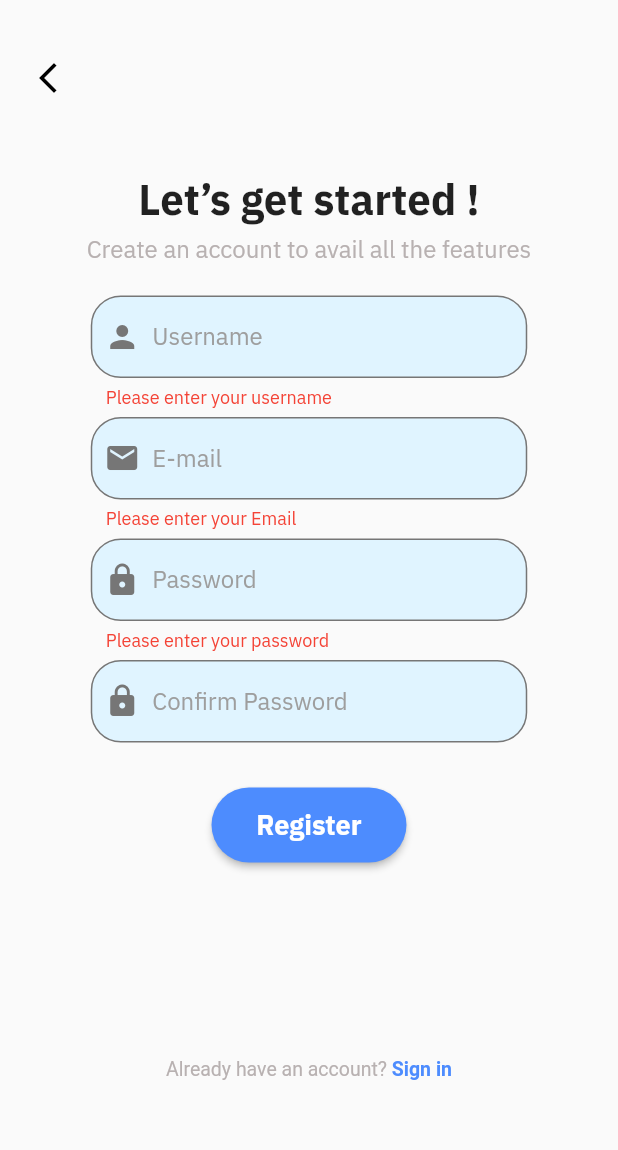
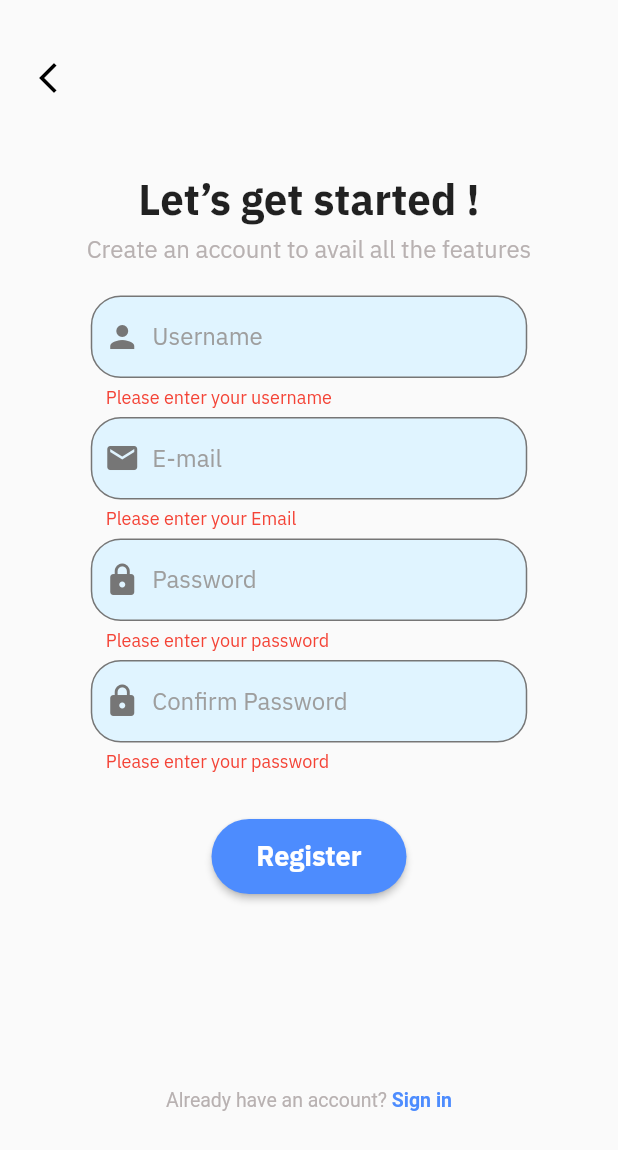
Before and after one commit to ppinng/warnalertwithme, a Flutter app: the RegisterPage screen opened directly, after a tap on "Register", on a phone screen of 412 x 824 dp. Shown: the top 1150 px of the screen. Run offline on Flutter 3.47's test engine with Material 2 defaults, Android fonts, the phone set to English and light mode, and no system bars; our stand-ins replace file_picker, firebase_core, firebase_storage, font_awesome_flutter, google_maps_flutter, location and 2 more; accounts and stored records are empty; network calls fail; project files that could hold a hidden picture were left out.

Commit message:
[ADD] Reset password and change register

```diff
--- a/lib/page/register.dart
+++ b/lib/page/register.dart
@@ -19,9 +19,8 @@ class _RegisterPageState extends State<RegisterPage> {
   final TextEditingController _emailController = TextEditingController();
   final TextEditingController _passController = TextEditingController();
 
-  final String _errorMessage = '';
   bool _isNotValidate = false;
-  void _registerUser() async {
+  void registerUser() async {
     if (_emailController.text.isNotEmpty &&
         _usernameController.text.isNotEmpty &&
         _passController.text.isNotEmpty) {
@@ -221,6 +220,7 @@ class _RegisterPageState extends State<RegisterPage> {
                             ),
                             Expanded(
                               child: TextField(
+                                obscureText: true,
                                 controller: _passController,
                                 decoration: customInputDecoration.copyWith(
                                   hintText: 'Password',
@@ -243,7 +243,10 @@ class _RegisterPageState extends State<RegisterPage> {
                 ),
                 Padding(
                   padding: const EdgeInsets.only(top: 5, bottom: 30),
-                  child: Container(
+                  child: Column(
+                    crossAxisAlignment: CrossAxisAlignment.start,
+                    children: [
+                      Container(
                         width: 291,
                         height: 55,
                         decoration: blueBoxDecoration,
@@ -267,11 +270,16 @@ class _RegisterPageState extends State<RegisterPage> {
                           ],
                         ),
                       ),
+                      Padding(
+                        padding: const EdgeInsets.only(top: 5, left: 10),
+                        child: Text(
+                          _isNotValidate ? "Please enter your password" : "",
+                          style:
+                              const TextStyle(color: Colors.red, fontSize: 12),
                         ),
-                if (_errorMessage.isNotEmpty)
-                  Text(
-                    _errorMessage,
-                    style: const TextStyle(color: Colors.red),
+                      ),
+                    ],
+                  ),
                 ),
                 SizedBox(
                   height: 50,
@@ -279,7 +287,7 @@ class _RegisterPageState extends State<RegisterPage> {
                   child: Builder(
                     builder: (context) {
                       return ElevatedButton(
-                        onPressed: _registerUser,
+                        onPressed: registerUser,
                         style: ElevatedButton.styleFrom(
                           shape: RoundedRectangleBorder(
                             borderRadius: BorderRadius.circular(30),
```
Also changed, not shown: lib/page/createpassword.dart (+77 -9 lines), lib/page/resetpassword.dart (+73 -43 lines). Lines whose indentation alone changed are shown as unchanged.
